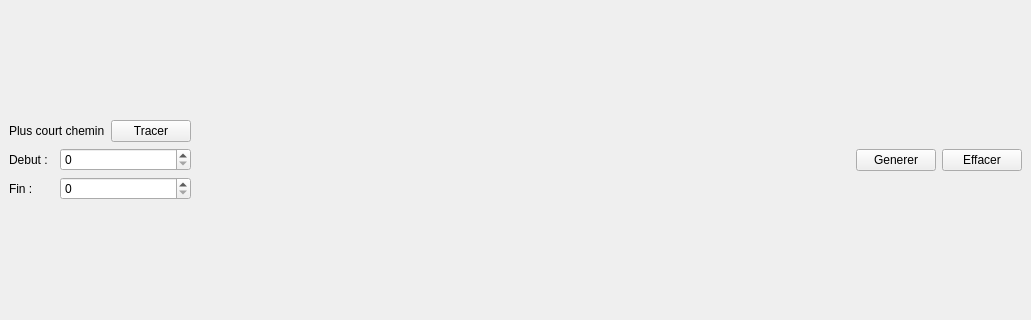
Above: TP3/view/ui/main_window.ui from irisDelorme-ecole/session3_TPs before the change; both pictures show x 0 to 1031 and y 218 to 538 of the 1031 by 779 pixel window. Below: the same form after it.
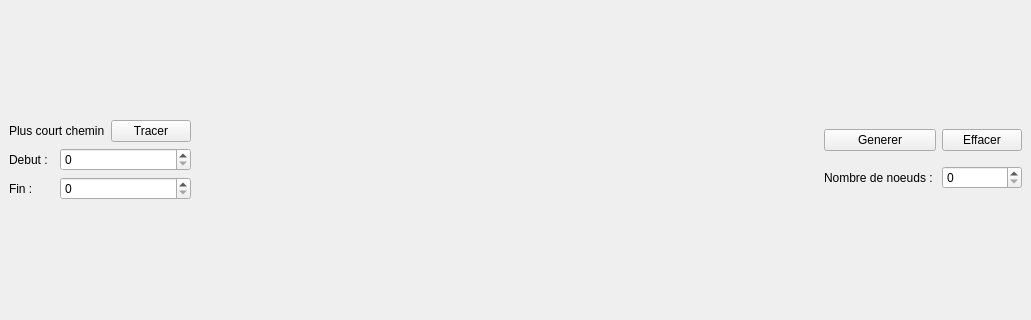
That is the form after the change.

Diff of the .ui file:
```diff
--- a/TP3/view/ui/main_window.ui
+++ b/TP3/view/ui/main_window.ui
@@ -42,9 +42,6 @@
     </item>
     <item>
      <layout class="QHBoxLayout" name="horizontalLayout">
-      <property name="sizeConstraint">
-       <enum>QLayout::SetDefaultConstraint</enum>
-      </property>
       <item>
        <layout class="QGridLayout" name="gridLayout">
         <item row="1" column="0">
@@ -97,19 +94,33 @@
        </spacer>
       </item>
       <item>
+       <layout class="QGridLayout" name="gridLayout_2">
+        <item row="0" column="0">
        <widget class="QPushButton" name="createButton">
         <property name="text">
          <string>Generer</string>
         </property>
        </widget>
       </item>
-      <item>
+        <item row="0" column="1">
        <widget class="QPushButton" name="deleteButton">
         <property name="text">
          <string>Effacer</string>
         </property>
        </widget>
       </item>
+        <item row="1" column="0">
+         <widget class="QLabel" name="label_4">
+          <property name="text">
+           <string>Nombre de noeuds : </string>
+          </property>
+         </widget>
+        </item>
+        <item row="1" column="1">
+         <widget class="QSpinBox" name="nbrNodes"/>
+        </item>
+       </layout>
+      </item>
      </layout>
     </item>
    </layout>
```
Left out of the diff: 2 changed lines with no effect on the pictures. Lines whose indentation alone changed are shown as unchanged.
